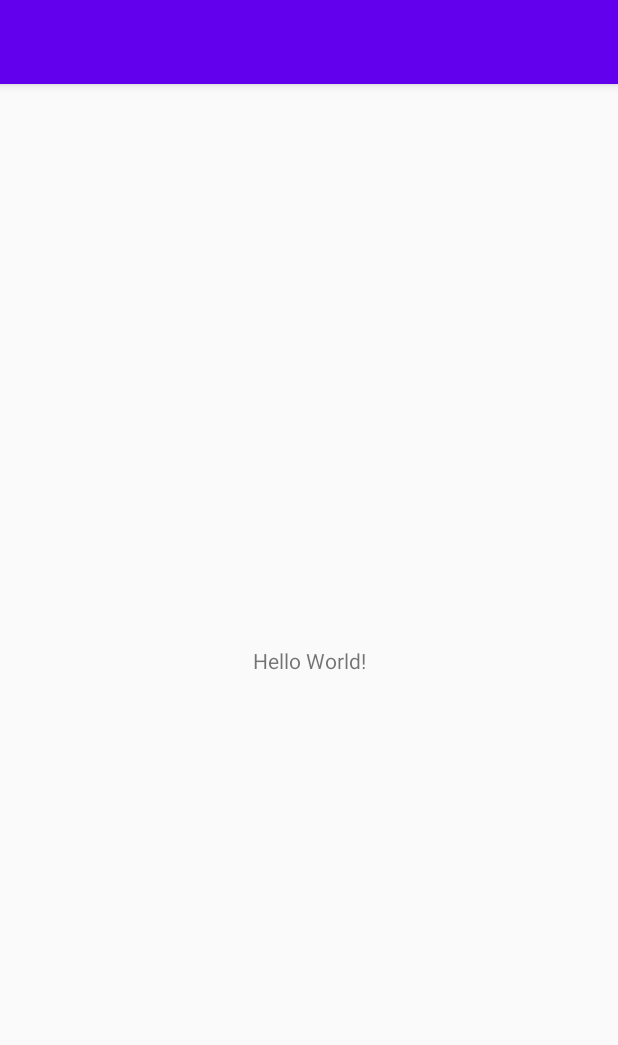
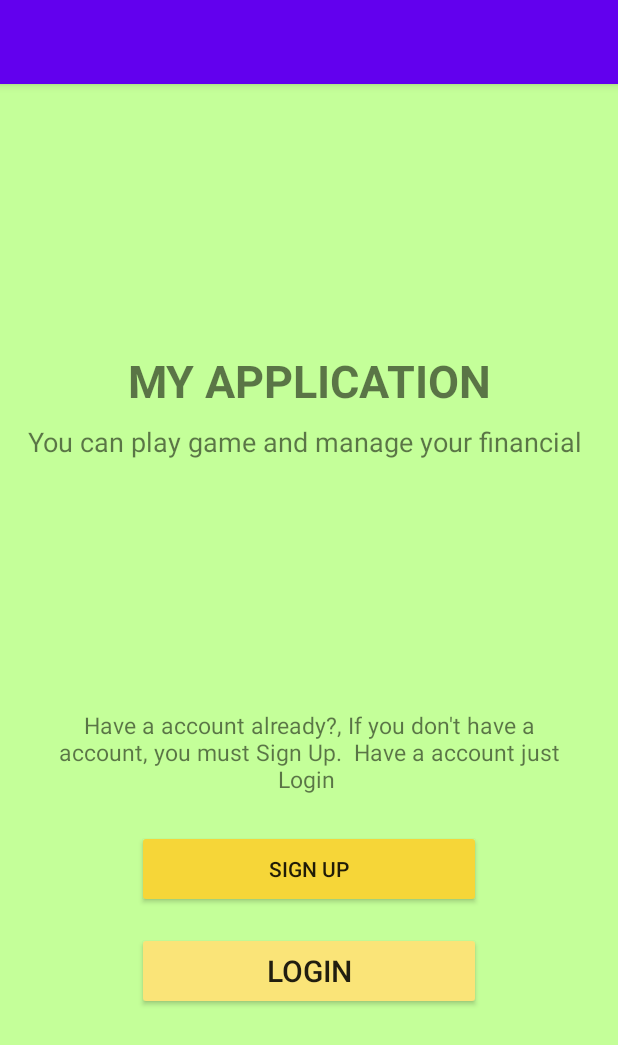
Before and after one commit to AnindyaRef/Aplikasiku, an Android app: the screen it shows after launch (MainActivity), on a phone screen of 412 x 824 dp. Shown: the top 1045 px of the screen. Run offline under Robolectric (Android 15) with nearby library versions, the phone set to English and light mode, and no system bars.

Commit message:
finish 3 layout: layout main activity, signup, profile

```diff
--- a/app/build.gradle
+++ b/app/build.gradle
@@ -31,4 +31,5 @@ dependencies {
     testImplementation 'junit:junit:4.12'
     androidTestImplementation 'androidx.test.ext:junit:1.1.1'
     androidTestImplementation 'androidx.test.espresso:espresso-core:3.2.0'
+    implementation 'com.google.android.material:material:1.1.0'
 }
--- a/app/src/main/AndroidManifest.xml
+++ b/app/src/main/AndroidManifest.xml
@@ -9,6 +9,8 @@
         android:roundIcon="@mipmap/ic_launcher_round"
         android:supportsRtl="true"
         android:theme="@style/AppTheme">
+        <activity android:name=".ProfileActivity"></activity>
+        <activity android:name=".SignupActivity" />
         <activity android:name=".MainActivity">
             <intent-filter>
                 <action android:name="android.intent.action.MAIN" />
--- a/app/src/main/res/layout/activity_main.xml
+++ b/app/src/main/res/layout/activity_main.xml
@@ -4,15 +4,77 @@
     xmlns:tools="http://schemas.android.com/tools"
     android:layout_width="match_parent"
     android:layout_height="match_parent"
+    android:background="#C4FF99"
     tools:context=".MainActivity">
 
-    <TextView
+    <androidx.constraintlayout.widget.Guideline
+        android:id="@+id/guideline"
         android:layout_width="wrap_content"
         android:layout_height="wrap_content"
-        android:text="Hello World!"
+        android:orientation="horizontal"
+        app:layout_constraintGuide_begin="43dp" />
+
+    <TextView
+        android:id="@+id/textView"
+        android:layout_width="wrap_content"
+        android:layout_height="wrap_content"
+        android:text="MY APPLICATION"
+        android:textSize="30sp"
+        android:textStyle="bold"
         app:layout_constraintBottom_toBottomOf="parent"
         app:layout_constraintLeft_toLeftOf="parent"
         app:layout_constraintRight_toRightOf="parent"
-        app:layout_constraintTop_toTopOf="parent" />
+        app:layout_constraintTop_toTopOf="parent"
+        app:layout_constraintVertical_bias="0.244" />
+
+    <TextView
+        android:id="@+id/textView2"
+        android:layout_width="wrap_content"
+        android:layout_height="wrap_content"
+        android:layout_marginTop="8dp"
+        android:textSize="18sp"
+        android:textAlignment="center"
+        android:text="You can play game and manage your financial "
+        app:layout_constraintEnd_toEndOf="parent"
+        app:layout_constraintHorizontal_bias="0.495"
+        app:layout_constraintStart_toStartOf="parent"
+        app:layout_constraintTop_toBottomOf="@+id/textView" />
+
+    <Button
+        android:id="@+id/button_signup"
+        android:layout_width="229dp"
+        android:layout_height="52dp"
+        android:backgroundTint="#F6D638"
+        android:text="SIGN UP"
+        app:layout_constraintBottom_toBottomOf="parent"
+        app:layout_constraintEnd_toEndOf="parent"
+        app:layout_constraintStart_toStartOf="parent"
+        app:layout_constraintTop_toBottomOf="@+id/textView2"
+        app:layout_constraintVertical_bias="0.53" />
+
+    <Button
+        android:id="@+id/button_login"
+        android:layout_width="229dp"
+        android:layout_height="52dp"
+        android:layout_marginTop="16dp"
+        android:backgroundTint="#FAE478"
+        android:text="LOGIN"
+        android:textSize="20sp"
+        app:layout_constraintEnd_toEndOf="parent"
+        app:layout_constraintStart_toStartOf="parent"
+        app:layout_constraintTop_toBottomOf="@+id/button_signup" />
+
+    <TextView
+        android:id="@+id/textView_signup"
+        android:layout_width="347dp"
+        android:layout_height="59dp"
+        android:text="Have a account already?, If you don't have a account, you must Sign Up.  Have a account just Login "
+        android:textAlignment="center"
+        android:textSize="15sp"
+        app:layout_constraintBottom_toTopOf="@+id/button_signup"
+        app:layout_constraintEnd_toEndOf="parent"
+        app:layout_constraintStart_toStartOf="parent"
+        app:layout_constraintTop_toBottomOf="@+id/textView2"
+        app:layout_constraintVertical_bias="0.885" />
 
 </androidx.constraintlayout.widget.ConstraintLayout>
```
Also changed, not shown: app/src/main/java/com/anindya/aplikasiku/ProfileActivity.java (added, +14 -0 lines), app/src/main/java/com/anindya/aplikasiku/SignupActivity.java (added, +14 -0 lines), app/src/main/res/layout/activity_profile.xml (added, +172 -0 lines), app/src/main/res/layout/activity_signup.xml (added, +139 -0 lines).
